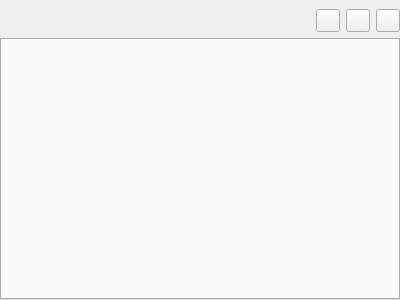
This is mlapp/src/views/feature_view/feature_view_base.ui in Trailmarker/paddock-power as Qt 5 draws it before an edit. The edited form follows.
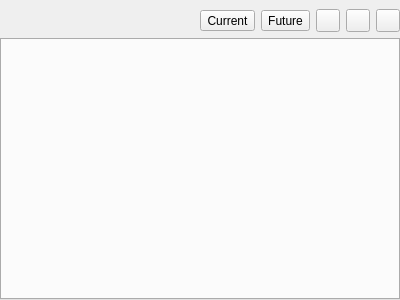
This is the edited form. Icons and pictures are not drawn.

Commit message: add buttons for toggling between Current and Future timeframes (PP-58)

What changed in the file:
```diff
--- a/mlapp/src/views/feature_view/feature_view_base.ui
+++ b/mlapp/src/views/feature_view/feature_view_base.ui
@@ -51,6 +51,46 @@
         </property>
        </spacer>
       </item>
+      <item>
+       <widget class="QToolButton" name="currentTimeframeButton">
+        <property name="toolTip">
+         <string>Show the Property as it is now</string>
+        </property>
+        <property name="text">
+         <string>Current</string>
+        </property>
+        <property name="icon">
+         <iconset>
+          <normaloff>../../../images/current.png</normaloff>../../../images/current.png</iconset>
+        </property>
+        <property name="checkable">
+         <bool>true</bool>
+        </property>
+        <property name="toolButtonStyle">
+         <enum>Qt::ToolButtonTextBesideIcon</enum>
+        </property>
+       </widget>
+      </item>
+      <item>
+       <widget class="QToolButton" name="futureTimeframeButton">
+        <property name="toolTip">
+         <string>Show the Property with all Planned features</string>
+        </property>
+        <property name="text">
+         <string>Future</string>
+        </property>
+        <property name="icon">
+         <iconset>
+          <normaloff>../../../images/future.png</normaloff>../../../images/future.png</iconset>
+        </property>
+        <property name="checkable">
+         <bool>true</bool>
+        </property>
+        <property name="toolButtonStyle">
+         <enum>Qt::ToolButtonTextBesideIcon</enum>
+        </property>
+       </widget>
+      </item>
       <item>
        <widget class="QToolButton" name="sketchFenceButton">
         <property name="toolTip">
```
Left out of the diff: 6 changed lines with no effect on the pictures. The commit also changes 10 other files.
